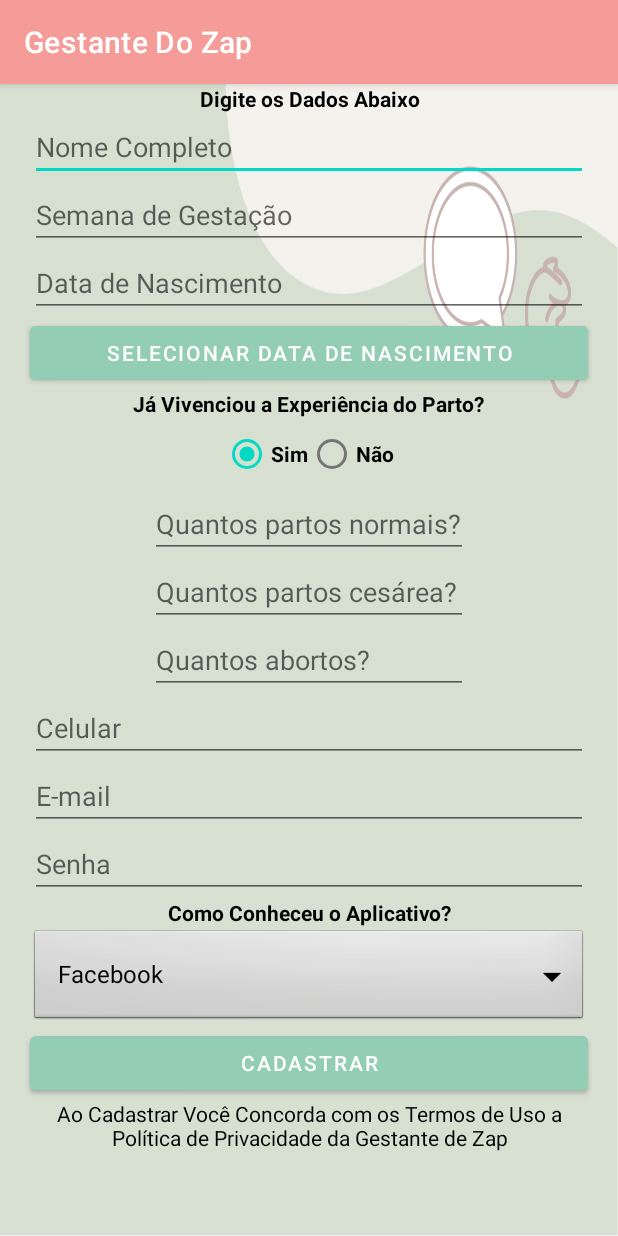
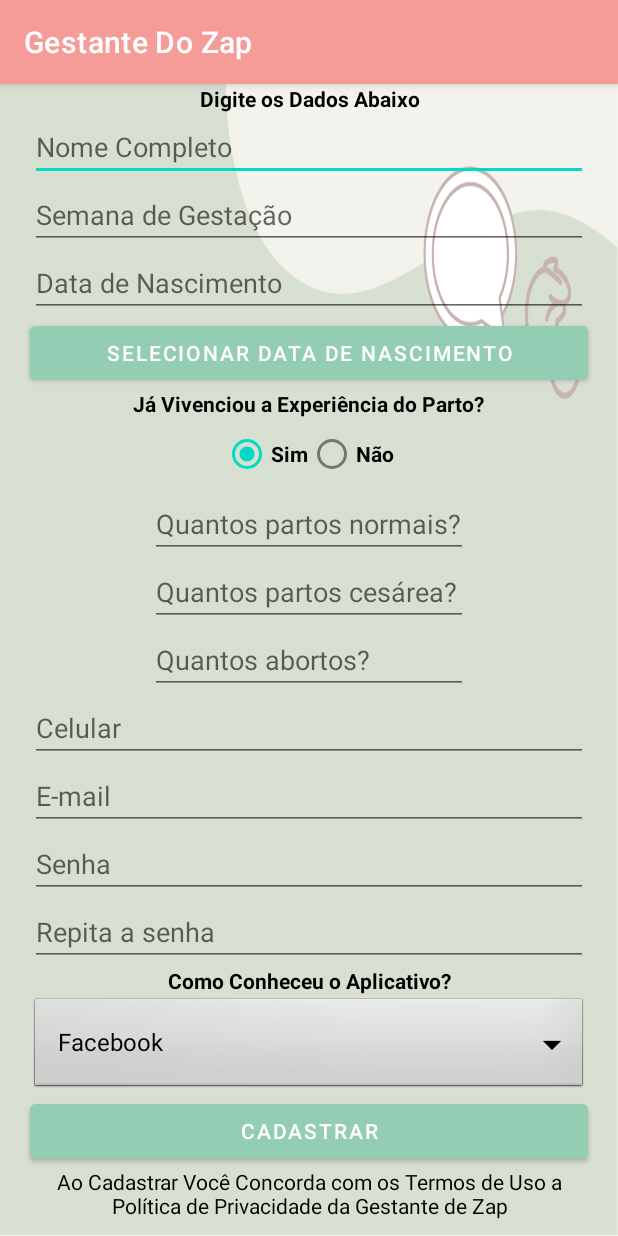
Before and after one commit to Ruan-Hasselmann/GestanteDoZap, an Android app: the Cadastro screen opened directly, with no data from a screen before it, after a tap on "CADASTRAR", on a phone screen of 412 x 824 dp. Run offline under Robolectric (Android 15) with nearby library versions, the phone set to English and light mode, and no system bars; our stand-ins replace Volley; 2 other taps on this screen came first.

Commit message:
Atualização repetir senha cadastro;

```diff
--- a/GestanteDoZap/app/src/main/java/com/example/gestantedozap/Cadastro.java
+++ b/GestanteDoZap/app/src/main/java/com/example/gestantedozap/Cadastro.java
@@ -30,14 +30,14 @@
 
 public class Cadastro extends AppCompatActivity implements DatePickerDialog.OnDateSetListener {
 
-    EditText editTextNome, editTextDataNascimento, editTextSemanaGestacao, editTextNumPartoNormal, editTextNumCesarea, editTextNumAborto, editTextCelular, editTextEmail, editTextSenha;
+    EditText editTextNome, editTextDataNascimento, editTextSemanaGestacao, editTextNumPartoNormal, editTextNumCesarea, editTextNumAborto, editTextCelular, editTextEmail, editTextSenha, repeteSenha;
     Spinner spinnerConheceu;
     CheckBox checkBoxIsNotificar;
     Button btnCadastrar, button;
     LinearLayout parto;
     RadioButton radioButtonPresenciouParto;
 
-    String nome, dataNascimento, celular, email, senha, comoConheceu, semanaGestacao, numPartoNormal, numCesarea, numAborto;
+    String nome, dataNascimento, celular, email, senha, comoConheceu, semanaGestacao, numPartoNormal, numCesarea, numAborto, confirmaSenha;
     RequestQueue queue = null;
     Intent it;
     boolean presenciouParto, notificacoes;
@@ -61,6 +61,7 @@
         editTextSenha = findViewById(R.id.senha);
         checkBoxIsNotificar = findViewById(R.id.isNotificar);
         btnCadastrar = findViewById(R.id.btnCadastrar);
+        repeteSenha = findViewById(R.id.repeteSenha);
 
         spinnerConheceu = (Spinner) findViewById(R.id.conheceu);
         ArrayAdapter adapter = ArrayAdapter.createFromResource(this, R.array.conheceu_app, android.R.layout.simple_spinner_dropdown_item);
@@ -111,11 +112,14 @@
 
         email = editTextEmail.getText().toString();
         senha = editTextSenha.getText().toString();
+        confirmaSenha = repeteSenha.getText().toString();
 
-        if(email.length() == 0 || senha.length() == 0 || nome.length() == 0 || dataNascimento.length() == 0) {
+        if(email.length() == 0 || senha.length() == 0 || nome.length() == 0 || dataNascimento.length() == 0 || confirmaSenha.length() == 0) {
             Toast.makeText(Cadastro.this, "Preencha todos os campos...", Toast.LENGTH_SHORT).show();
         } else {
-
+            if (senha != confirmaSenha){
+                Toast.makeText(this, "As senhas são diferentes!", Toast.LENGTH_SHORT).show();
+            }else{
                 queue = Volley.newRequestQueue(this);
 
                 String url = "http://191.233.255.192/api/gestante";
@@ -161,3 +165,4 @@
             }
         }
     }
+}
--- a/GestanteDoZap/app/src/main/res/layout/activity_cadastro.xml
+++ b/GestanteDoZap/app/src/main/res/layout/activity_cadastro.xml
@@ -174,6 +174,17 @@
             android:inputType="textPassword"
             />
 
+        <EditText
+                android:hint="Repita a senha"
+                android:id="@+id/repeteSenha"
+                android:layout_width="match_parent"
+                android:layout_height="wrap_content"
+                android:layout_marginLeft="20sp"
+                android:layout_marginRight="20sp"
+                android:ems="10"
+                android:inputType="textPassword"
+        />
+
         <TextView
             android:id="@+id/textView3"
             android:layout_width="match_parent"
```
Lines whose indentation alone changed are shown as unchanged.
